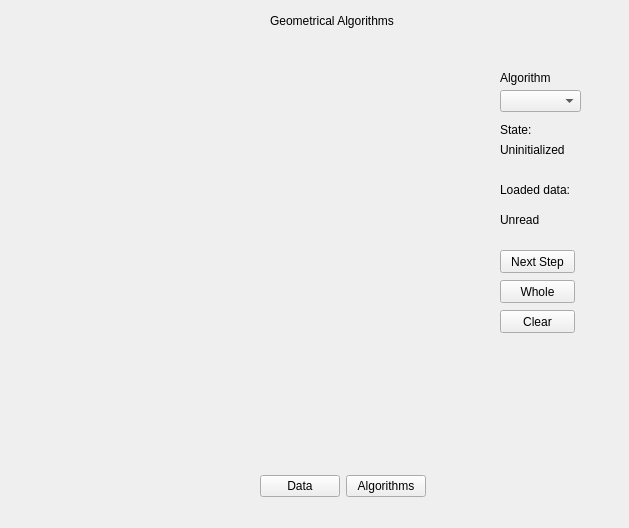
Old version of the form src/QMainInterface.ui in the repository Swistusmen/Geometric-Algorithms.
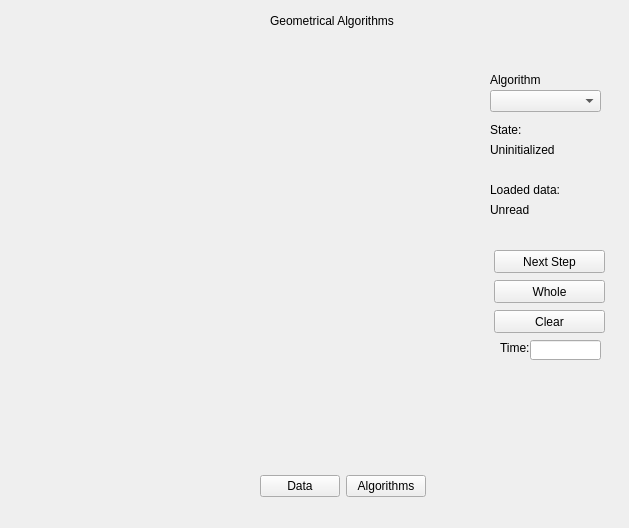
New version of the form. The open tabs and pages were chosen to show the change. Icons and pictures are not drawn.

Diff of the .ui file:
```diff
--- a/src/QMainInterface.ui
+++ b/src/QMainInterface.ui
@@ -70,9 +70,9 @@
     <widget class="QComboBox" name="algo_type">
      <property name="geometry">
       <rect>
-       <x>490</x>
+       <x>480</x>
        <y>40</y>
-       <width>81</width>
+       <width>111</width>
        <height>22</height>
       </rect>
      </property>
@@ -80,10 +80,10 @@
     <widget class="QLabel" name="const_algo_title">
      <property name="geometry">
       <rect>
-       <x>490</x>
+       <x>480</x>
        <y>20</y>
-       <width>61</width>
-       <height>16</height>
+       <width>111</width>
+       <height>20</height>
       </rect>
      </property>
      <property name="text">
@@ -93,9 +93,9 @@
     <widget class="QLabel" name="const_state_title">
      <property name="geometry">
       <rect>
-       <x>490</x>
+       <x>480</x>
        <y>70</y>
-       <width>71</width>
+       <width>111</width>
        <height>20</height>
       </rect>
      </property>
@@ -109,9 +109,9 @@
     <widget class="QLabel" name="current_algo_state">
      <property name="geometry">
       <rect>
-       <x>490</x>
+       <x>480</x>
        <y>90</y>
-       <width>71</width>
+       <width>111</width>
        <height>20</height>
       </rect>
      </property>
@@ -122,9 +122,9 @@
     <widget class="QLabel" name="const_data">
      <property name="geometry">
       <rect>
-       <x>490</x>
+       <x>480</x>
        <y>130</y>
-       <width>81</width>
+       <width>111</width>
        <height>20</height>
       </rect>
      </property>
@@ -135,9 +135,9 @@
     <widget class="QLabel" name="current_loaded_data">
      <property name="geometry">
       <rect>
-       <x>490</x>
-       <y>160</y>
-       <width>81</width>
+       <x>480</x>
+       <y>150</y>
+       <width>111</width>
        <height>20</height>
       </rect>
      </property>
@@ -148,9 +148,9 @@
     <widget class="QPushButton" name="next_step">
      <property name="geometry">
       <rect>
-       <x>490</x>
+       <x>484</x>
        <y>200</y>
-       <width>75</width>
+       <width>111</width>
        <height>23</height>
       </rect>
      </property>
@@ -161,9 +161,9 @@
     <widget class="QPushButton" name="perform_whole_algorithm">
      <property name="geometry">
       <rect>
-       <x>490</x>
+       <x>484</x>
        <y>230</y>
-       <width>75</width>
+       <width>111</width>
        <height>23</height>
       </rect>
      </property>
@@ -174,9 +174,9 @@
     <widget class="QPushButton" name="clear_memory">
      <property name="geometry">
       <rect>
-       <x>490</x>
+       <x>484</x>
        <y>260</y>
-       <width>75</width>
+       <width>111</width>
        <height>23</height>
       </rect>
      </property>
@@ -213,6 +213,29 @@
      </property>
      <layout class="QVBoxLayout" name="board_place"/>
     </widget>
+    <widget class="QLabel" name="label_3">
+     <property name="geometry">
+      <rect>
+       <x>490</x>
+       <y>290</y>
+       <width>31</width>
+       <height>16</height>
+      </rect>
+     </property>
+     <property name="text">
+      <string>Time:</string>
+     </property>
+    </widget>
+    <widget class="QLineEdit" name="input_time">
+     <property name="geometry">
+      <rect>
+       <x>520</x>
+       <y>290</y>
+       <width>71</width>
+       <height>20</height>
+      </rect>
+     </property>
+    </widget>
    </widget>
    <widget class="QWidget" name="input_page">
     <widget class="QLabel" name="label_2">
```
Left out of the diff: 2 changed lines with no effect on the pictures.
